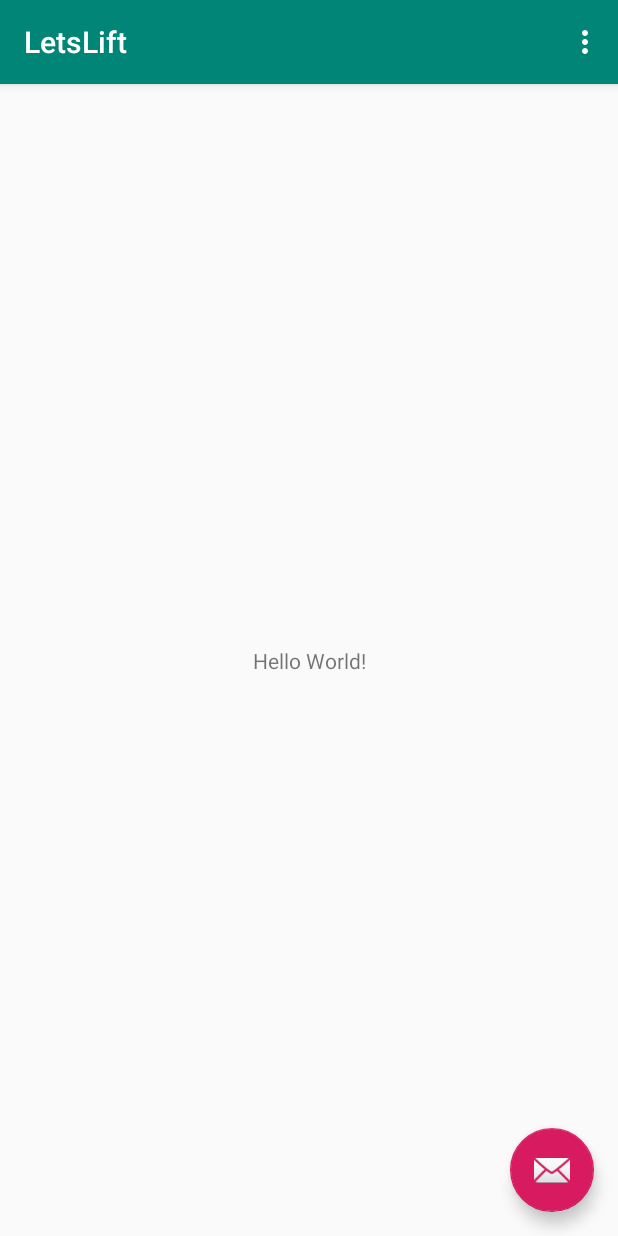
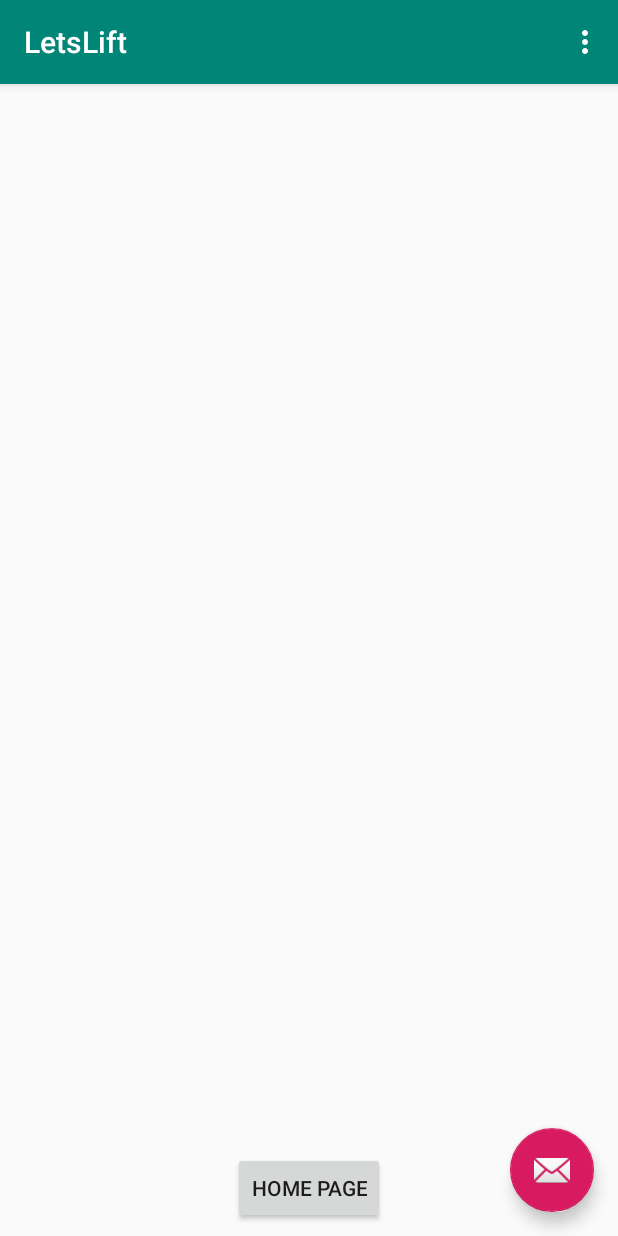
Before and after one commit to Tektonbuilds/LetsLift, an Android app: the screen it shows after launch (MainActivity), on a phone screen of 412 x 824 dp. Run offline under Robolectric (Android 15) with nearby library versions, the phone set to English and light mode, and no system bars; our stand-ins replace ButterKnife.

Commit message:
Added Home Page frame (activity, xml, etc.).

```diff
--- a/app/src/main/AndroidManifest.xml
+++ b/app/src/main/AndroidManifest.xml
@@ -28,6 +28,10 @@
                 android:name="android.support.PARENT_ACTIVITY"
                 android:value="io.github.tektonbuilds.letslift.MainActivity" />
         </activity>
+        <activity
+            android:name=".HomePageActivity"
+            android:label="@string/title_activity_home_page"
+            android:theme="@style/AppTheme.NoActionBar"></activity>
     </application>
 
 </manifest>
--- a/app/src/main/java/io/github/tektonbuilds/letslift/MainActivity.java
+++ b/app/src/main/java/io/github/tektonbuilds/letslift/MainActivity.java
@@ -9,7 +9,15 @@ import android.view.View;
 import android.view.Menu;
 import android.view.MenuItem;
 
+import butterknife.OnClick;
+
 public class MainActivity extends AppCompatActivity {
+
+    @OnClick(R.id.home_page_btn)
+    public void goToHomePage(View v) {
+        Intent intent = new Intent(getApplicationContext(), HomePageActivity.class);
+        startActivity(intent);
+    }
 
     @Override
     protected void onCreate(Bundle savedInstanceState) {
--- a/app/src/main/res/layout/content_main.xml
+++ b/app/src/main/res/layout/content_main.xml
@@ -8,13 +8,15 @@
     tools:context=".MainActivity"
     tools:showIn="@layout/activity_main">
 
-    <TextView
+    <Button
+        android:id="@+id/home_page_btn"
         android:layout_width="wrap_content"
         android:layout_height="wrap_content"
-        android:text="Hello World!"
+        android:layout_marginStart="8dp"
+        android:layout_marginEnd="8dp"
+        android:layout_marginBottom="8dp"
+        android:text="Home Page"
         app:layout_constraintBottom_toBottomOf="parent"
-        app:layout_constraintLeft_toLeftOf="parent"
-        app:layout_constraintRight_toRightOf="parent"
-        app:layout_constraintTop_toTopOf="parent" />
-
+        app:layout_constraintEnd_toEndOf="parent"
+        app:layout_constraintStart_toStartOf="parent" />
 </android.support.constraint.ConstraintLayout>
--- a/app/src/main/res/values/strings.xml
+++ b/app/src/main/res/values/strings.xml
@@ -2,4 +2,5 @@
     <string name="app_name">LetsLift</string>
     <string name="action_settings">Settings</string>
     <string name="title_activity_workout">workoutActivity</string>
+    <string name="title_activity_home_page">HomePageActivity</string>
 </resources>
```
Also changed, not shown: app/src/main/java/io/github/tektonbuilds/letslift/HomePageActivity.java (added, +29 -0 lines), app/src/main/res/layout/activity_home_page.xml (added, +33 -0 lines), app/src/main/res/layout/content_home_page.xml (added, +11 -0 lines).
